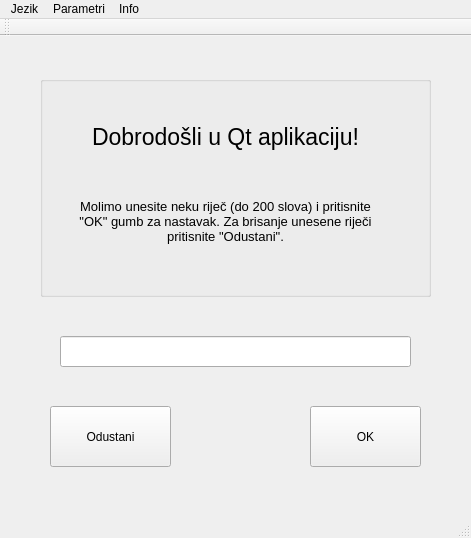
Above: QtMainWindowApp/mainwindow.ui from DamiaNova/PraksaLjeto2018 before the change. Below: the same form after it.
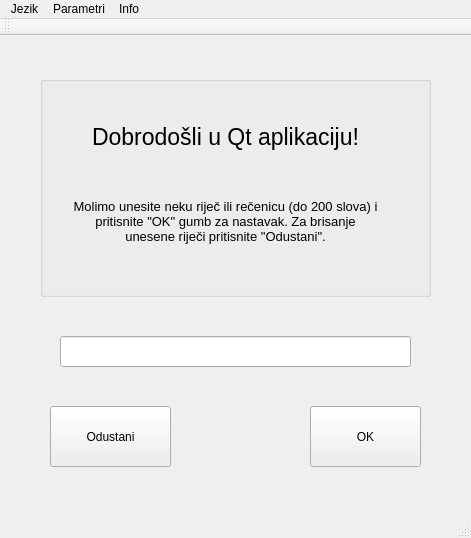
That is the form after the change.

```diff
--- a/QtMainWindowApp/mainwindow.ui
+++ b/QtMainWindowApp/mainwindow.ui
@@ -68,7 +68,7 @@
       <enum>Qt::LeftToRight</enum>
      </property>
      <property name="text">
-      <string>Molimo unesite neku riječ (do 200 slova) i pritisnite &quot;OK&quot; gumb za nastavak. Za brisanje unesene riječi pritisnite &quot;Odustani&quot;.</string>
+      <string>Molimo unesite neku riječ ili rečenicu (do 200 slova) i pritisnite &quot;OK&quot; gumb za nastavak. Za brisanje unesene riječi pritisnite &quot;Odustani&quot;.</string>
      </property>
      <property name="alignment">
       <set>Qt::AlignCenter</set>
```
Left out of the diff: 5 changed lines with no effect on the pictures.
